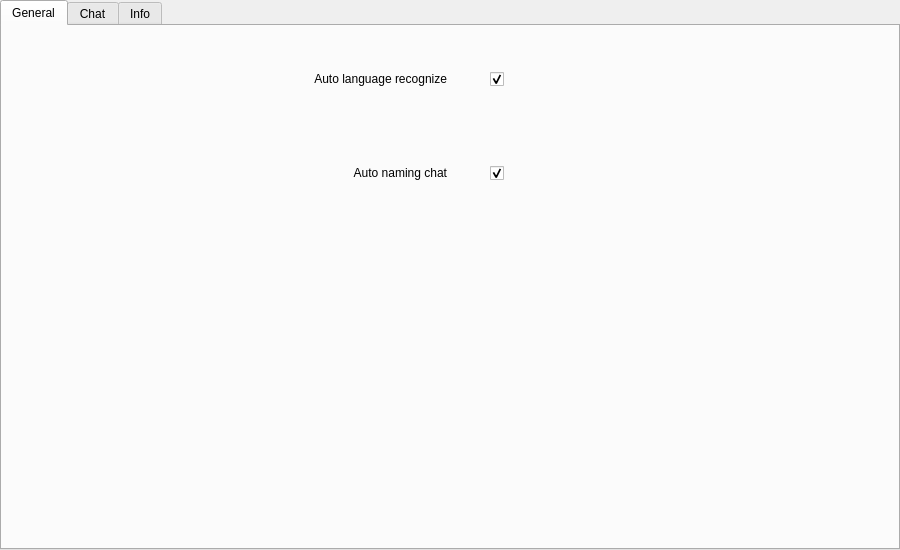
Before: the Qt Designer form src/ui/SettingsWidget.ui in KoromeloDev/MindMate, drawn with Qt 5.
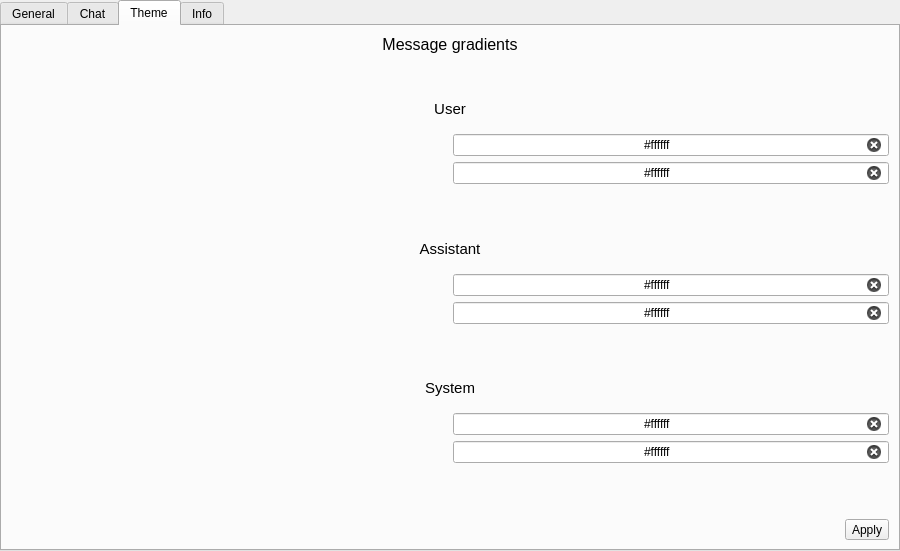
After: the same form once the commit is applied. The open tabs and pages were chosen to show the change. Icons and pictures are not drawn.

Commit message: Bugs fix and add theme customize feature P.S. I know the code looks so-so, I'm too lazy to write a normal one :)

Diff of the .ui file:
```diff
--- a/src/ui/SettingsWidget.ui
+++ b/src/ui/SettingsWidget.ui
@@ -10,7 +10,7 @@
     <x>0</x>
     <y>0</y>
     <width>900</width>
-    <height>550</height>
+    <height>551</height>
    </rect>
   </property>
   <property name="windowTitle">
@@ -59,6 +59,12 @@
         <layout class="QHBoxLayout" name="horizontalLayout_4">
          <item>
           <widget class="QLabel" name="autoNamingChatLabel">
+           <property name="sizePolicy">
+            <sizepolicy hsizetype="Expanding" vsizetype="Preferred">
+             <horstretch>0</horstretch>
+             <verstretch>0</verstretch>
+            </sizepolicy>
+           </property>
            <property name="text">
             <string>Auto naming chat</string>
            </property>
@@ -70,7 +76,7 @@
          <item>
           <widget class="QCheckBox" name="autoNamingChat">
            <property name="sizePolicy">
-            <sizepolicy hsizetype="Minimum" vsizetype="Fixed">
+            <sizepolicy hsizetype="Maximum" vsizetype="Fixed">
              <horstretch>0</horstretch>
              <verstretch>0</verstretch>
             </sizepolicy>
@@ -95,12 +101,31 @@
            </property>
           </widget>
          </item>
+         <item>
+          <spacer name="horizontalSpacer_3">
+           <property name="orientation">
+            <enum>Qt::Orientation::Horizontal</enum>
+           </property>
+           <property name="sizeHint" stdset="0">
+            <size>
+             <width>40</width>
+             <height>20</height>
+            </size>
+           </property>
+          </spacer>
+         </item>
         </layout>
        </item>
        <item row="0" column="0">
         <layout class="QHBoxLayout" name="horizontalLayout_3">
          <item>
           <widget class="QLabel" name="langRecognizeLabel">
+           <property name="sizePolicy">
+            <sizepolicy hsizetype="Expanding" vsizetype="Preferred">
+             <horstretch>0</horstretch>
+             <verstretch>0</verstretch>
+            </sizepolicy>
+           </property>
            <property name="text">
             <string>Auto language recognize</string>
            </property>
@@ -112,7 +137,7 @@
          <item>
           <widget class="QCheckBox" name="langRecognize">
            <property name="sizePolicy">
-            <sizepolicy hsizetype="Minimum" vsizetype="Fixed">
+            <sizepolicy hsizetype="Maximum" vsizetype="Fixed">
              <horstretch>0</horstretch>
              <verstretch>0</verstretch>
             </sizepolicy>
@@ -137,6 +162,19 @@
            </property>
           </widget>
          </item>
+         <item>
+          <spacer name="horizontalSpacer_4">
+           <property name="orientation">
+            <enum>Qt::Orientation::Horizontal</enum>
+           </property>
+           <property name="sizeHint" stdset="0">
+            <size>
+             <width>40</width>
+             <height>20</height>
+            </size>
+           </property>
+          </spacer>
+         </item>
         </layout>
        </item>
       </layout>
@@ -193,6 +231,540 @@
        </item>
       </layout>
      </widget>
+     <widget class="QWidget" name="tab">
+      <attribute name="title">
+       <string>Theme</string>
+      </attribute>
+      <layout class="QVBoxLayout" name="verticalLayout_6">
+       <item>
+        <widget class="QLabel" name="label_3">
+         <property name="font">
+          <font>
+           <pointsize>12</pointsize>
+           <italic>false</italic>
+          </font>
+         </property>
+         <property name="text">
+          <string>Message gradients</string>
+         </property>
+         <property name="alignment">
+          <set>Qt::AlignmentFlag::AlignCenter</set>
+         </property>
+        </widget>
+       </item>
+       <item>
+        <spacer name="verticalSpacer_8">
+         <property name="orientation">
+          <enum>Qt::Orientation::Vertical</enum>
+         </property>
+         <property name="sizeType">
+          <enum>QSizePolicy::Policy::Fixed</enum>
+         </property>
+         <property name="sizeHint" stdset="0">
+          <size>
+           <width>20</width>
+           <height>40</height>
+          </size>
+         </property>
+        </spacer>
+       </item>
+       <item>
+        <layout class="QVBoxLayout" name="verticalLayout_3">
+         <item>
+          <widget class="QLabel" name="label_4">
+           <property name="sizePolicy">
+            <sizepolicy hsizetype="Expanding" vsizetype="Maximum">
+             <horstretch>0</horstretch>
+             <verstretch>0</verstretch>
+            </sizepolicy>
+           </property>
+           <property name="font">
+            <font>
+             <pointsize>11</pointsize>
+            </font>
+           </property>
+           <property name="text">
+            <string>User</string>
+           </property>
+           <property name="alignment">
+            <set>Qt::AlignmentFlag::AlignCenter</set>
+           </property>
+          </widget>
+         </item>
+         <item>
+          <spacer name="verticalSpacer_6">
+           <property name="orientation">
+            <enum>Qt::Orientation::Vertical</enum>
+           </property>
+           <property name="sizeType">
+            <enum>QSizePolicy::Policy::Fixed</enum>
+           </property>
+           <property name="sizeHint" stdset="0">
+            <size>
+             <width>20</width>
+             <height>10</height>
+            </size>
+           </property>
+          </spacer>
+         </item>
+         <item>
+          <layout class="QHBoxLayout" name="horizontalLayout">
+           <item>
+            <widget class="QLabel" name="uColor1">
+             <property name="sizePolicy">
+              <sizepolicy hsizetype="Minimum" vsizetype="Minimum">
+               <horstretch>0</horstretch>
+               <verstretch>0</verstretch>
+              </sizepolicy>
+             </property>
+             <property name="text">
+              <string notr="true"/>
+             </property>
+             <property name="textFormat">
+              <enum>Qt::TextFormat::PlainText</enum>
+             </property>
+             <property name="alignment">
+              <set>Qt::AlignmentFlag::AlignCenter</set>
+             </property>
+            </widget>
+           </item>
+           <item>
+            <widget class="QLineEdit" name="uColorEdit1">
+             <property name="sizePolicy">
+              <sizepolicy hsizetype="Minimum" vsizetype="Fixed">
+               <horstretch>0</horstretch>
+               <verstretch>0</verstretch>
+              </sizepolicy>
+             </property>
+             <property name="toolTip">
+              <string>Supports values in HEX format - #123456</string>
+             </property>
+             <property name="text">
+              <string notr="true">#ffffff</string>
+             </property>
+             <property name="maxLength">
+              <number>7</number>
+             </property>
+             <property name="frame">
+              <bool>true</bool>
+             </property>
+             <property name="alignment">
+              <set>Qt::AlignmentFlag::AlignCenter</set>
+             </property>
+             <property name="clearButtonEnabled">
+              <bool>true</bool>
+             </property>
+            </widget>
+           </item>
+          </layout>
+         </item>
+         <item>
+          <layout class="QHBoxLayout" name="horizontalLayout_2">
+           <item>
+            <widget class="QLabel" name="uColor2">
+             <property name="sizePolicy">
+              <sizepolicy hsizetype="Minimum" vsizetype="Minimum">
+               <horstretch>0</horstretch>
+               <verstretch>0</verstretch>
+              </sizepolicy>
+             </property>
+             <property name="text">
+              <string/>
+             </property>
+             <property name="textFormat">
+              <enum>Qt::TextFormat::PlainText</enum>
+             </property>
+             <property name="alignment">
+              <set>Qt::AlignmentFlag::AlignCenter</set>
+             </property>
+            </widget>
+           </item>
+           <item>
+            <widget class="QLineEdit" name="uColorEdit2">
+             <property name="sizePolicy">
+              <sizepolicy hsizetype="Minimum" vsizetype="Fixed">
+               <horstretch>0</horstretch>
+               <verstretch>0</verstretch>
+              </sizepolicy>
+             </property>
+             <property name="toolTip">
+              <string>Supports values in HEX format - #123456</string>
+             </property>
+             <property name="text">
+              <string notr="true">#ffffff</string>
+             </property>
+             <property name="maxLength">
+              <number>7</number>
+             </property>
+             <property name="frame">
+              <bool>true</bool>
+             </property>
+             <property name="alignment">
+              <set>Qt::AlignmentFlag::AlignCenter</set>
+             </property>
+             <property name="clearButtonEnabled">
+              <bool>true</bool>
+             </property>
+            </widget>
+           </item>
+          </layout>
+         </item>
+        </layout>
+       </item>
+       <item>
+        <spacer name="verticalSpacer_11">
+         <property name="orientation">
+          <enum>Qt::Orientation::Vertical</enum>
+         </property>
+         <property name="sizeHint" stdset="0">
+          <size>
+           <width>20</width>
+           <height>40</height>
+          </size>
+         </property>
+        </spacer>
+       </item>
+       <item>
+        <layout class="QVBoxLayout" name="verticalLayout_4">
+         <item>
+          <widget class="QLabel" name="label_5">
+           <property name="sizePolicy">
+            <sizepolicy hsizetype="Expanding" vsizetype="Maximum">
+             <horstretch>0</horstretch>
+             <verstretch>0</verstretch>
+            </sizepolicy>
+           </property>
+           <property name="font">
+            <font>
+             <pointsize>11</pointsize>
+            </font>
+           </property>
+           <property name="text">
+            <string>Assistant</string>
+           </property>
+           <property name="alignment">
+            <set>Qt::AlignmentFlag::AlignCenter</set>
+           </property>
+          </widget>
+         </item>
+         <item>
+          <spacer name="verticalSpacer_9">
+           <property name="orientation">
+            <enum>Qt::Orientation::Vertical</enum>
+           </property>
+           <property name="sizeType">
+            <enum>QSizePolicy::Policy::Fixed</enum>
+           </property>
+           <property name="sizeHint" stdset="0">
+            <size>
+             <width>20</width>
+             <height>10</height>
+            </size>
+           </property>
+          </spacer>
+         </item>
+         <item>
+          <layout class="QHBoxLayout" name="horizontalLayout_6">
+           <item>
+            <widget class="QLabel" name="aColor1">
+             <property name="sizePolicy">
+              <sizepolicy hsizetype="Minimum" vsizetype="Minimum">
+               <horstretch>0</horstretch>
+               <verstretch>0</verstretch>
+              </sizepolicy>
+             </property>
+             <property name="text">
+              <string notr="true"/>
+             </property>
+             <property name="textFormat">
+              <enum>Qt::TextFormat::PlainText</enum>
+             </property>
+             <property name="alignment">
+              <set>Qt::AlignmentFlag::AlignCenter</set>
+             </property>
+            </widget>
+           </item>
+           <item>
+            <widget class="QLineEdit" name="aColorEdit1">
+             <property name="sizePolicy">
+              <sizepolicy hsizetype="Minimum" vsizetype="Fixed">
+               <horstretch>0</horstretch>
+               <verstretch>0</verstretch>
+              </sizepolicy>
+             </property>
+             <property name="toolTip">
+              <string>Supports values in HEX format - #123456</string>
+             </property>
+             <property name="text">
+              <string notr="true">#ffffff</string>
+             </property>
+             <property name="maxLength">
+              <number>7</number>
+             </property>
+             <property name="frame">
+              <bool>true</bool>
+             </property>
+             <property name="alignment">
+              <set>Qt::AlignmentFlag::AlignCenter</set>
+             </property>
+             <property name="clearButtonEnabled">
+              <bool>true</bool>
+             </property>
+            </widget>
+           </item>
+          </layout>
+         </item>
+         <item>
+          <layout class="QHBoxLayout" name="horizontalLayout_7">
+           <item>
+            <widget class="QLabel" name="aColor2">
+             <property name="sizePolicy">
+              <sizepolicy hsizetype="Minimum" vsizetype="Minimum">
+               <horstretch>0</horstretch>
+               <verstretch>0</verstretch>
+              </sizepolicy>
+             </property>
+             <property name="text">
+              <string/>
+             </property>
+             <property name="textFormat">
+              <enum>Qt::TextFormat::PlainText</enum>
+             </property>
+             <property name="alignment">
+              <set>Qt::AlignmentFlag::AlignCenter</set>
+             </property>
+            </widget>
+           </item>
+           <item>
+            <widget class="QLineEdit" name="aColorEdit2">
+             <property name="sizePolicy">
+              <sizepolicy hsizetype="Minimum" vsizetype="Fixed">
+               <horstretch>0</horstretch>
+               <verstretch>0</verstretch>
+              </sizepolicy>
+             </property>
+             <property name="toolTip">
+              <string>Supports values in HEX format - #123456</string>
+             </property>
+             <property name="text">
+              <string notr="true">#ffffff</string>
+             </property>
+             <property name="maxLength">
+              <number>7</number>
+             </property>
+             <property name="frame">
+              <bool>true</bool>
+             </property>
+             <property name="alignment">
+              <set>Qt::AlignmentFlag::AlignCenter</set>
+             </property>
+             <property name="clearButtonEnabled">
+              <bool>true</bool>
+             </property>
+            </widget>
+           </item>
+          </layout>
+         </item>
+        </layout>
+       </item>
+       <item>
+        <spacer name="verticalSpacer_12">
+         <property name="orientation">
+          <enum>Qt::Orientation::Vertical</enum>
+         </property>
+         <property name="sizeHint" stdset="0">
+          <size>
+           <width>20</width>
+           <height>40</height>
+          </size>
+         </property>
+        </spacer>
+       </item>
+       <item>
+        <layout class="QVBoxLayout" name="verticalLayout_5">
+         <item>
+          <widget class="QLabel" name="label_6">
+           <property name="sizePolicy">
+            <sizepolicy hsizetype="Expanding" vsizetype="Maximum">
+             <horstretch>0</horstretch>
+             <verstretch>0</verstretch>
+            </sizepolicy>
+           </property>
+           <property name="font">
+            <font>
+             <pointsize>11</pointsize>
+            </font>
+           </property>
+           <property name="text">
+            <string>System</string>
+           </property>
+           <property name="alignment">
+            <set>Qt::AlignmentFlag::AlignCenter</set>
+           </property>
+          </widget>
+         </item>
+         <item>
+          <spacer name="verticalSpacer_10">
+           <property name="orientation">
+            <enum>Qt::Orientation::Vertical</enum>
+           </property>
+           <property name="sizeType">
+            <enum>QSizePolicy::Policy::Fixed</enum>
+           </property>
+           <property name="sizeHint" stdset="0">
+            <size>
+             <width>20</width>
+             <height>10</height>
+            </size>
+           </property>
+          </spacer>
+         </item>
+         <item>
+          <layout class="QHBoxLayout" name="horizontalLayout_8">
+           <item>
+            <widget class="QLabel" name="sColor1">
+             <property name="sizePolicy">
+              <sizepolicy hsizetype="Minimum" vsizetype="Minimum">
+               <horstretch>0</horstretch>
+               <verstretch>0</verstretch>
+              </sizepolicy>
+             </property>
+             <property name="text">
+              <string notr="true"/>
+             </property>
+             <property name="textFormat">
+              <enum>Qt::TextFormat::PlainText</enum>
+             </property>
+             <property name="alignment">
+              <set>Qt::AlignmentFlag::AlignCenter</set>
+             </property>
+            </widget>
+           </item>
+           <item>
+            <widget class="QLineEdit" name="sColorEdit1">
+             <property name="sizePolicy">
+              <sizepolicy hsizetype="Minimum" vsizetype="Fixed">
+               <horstretch>0</horstretch>
+               <verstretch>0</verstretch>
+              </sizepolicy>
+             </property>
+             <property name="toolTip">
+              <string>Supports values in HEX format - #123456</string>
+             </property>
+             <property name="text">
+              <string notr="true">#ffffff</string>
+             </property>
+             <property name="maxLength">
+              <number>7</number>
+             </property>
+             <property name="frame">
+              <bool>true</bool>
+             </property>
+             <property name="alignment">
+              <set>Qt::AlignmentFlag::AlignCenter</set>
+             </property>
+             <property name="clearButtonEnabled">
+              <bool>true</bool>
+             </property>
+            </widget>
+           </item>
+          </layout>
+         </item>
+         <item>
+          <layout class="QHBoxLayout" name="horizontalLayout_9">
+           <item>
+            <widget class="QLabel" name="sColor2">
+             <property name="sizePolicy">
+              <sizepolicy hsizetype="Minimum" vsizetype="Minimum">
+               <horstretch>0</horstretch>
+               <verstretch>0</verstretch>
+              </sizepolicy>
+             </property>
+             <property name="text">
+              <string/>
+             </property>
+             <property name="textFormat">
+              <enum>Qt::TextFormat::PlainText</enum>
+             </property>
+             <property name="alignment">
+              <set>Qt::AlignmentFlag::AlignCenter</set>
+             </property>
+            </widget>
+           </item>
+           <item>
+            <widget class="QLineEdit" name="sColorEdit2">
+             <property name="sizePolicy">
+              <sizepolicy hsizetype="Minimum" vsizetype="Fixed">
+               <horstretch>0</horstretch>
+               <verstretch>0</verstretch>
+              </sizepolicy>
+             </property>
+             <property name="toolTip">
+              <string>Supports values in HEX format - #123456</string>
+             </property>
+             <property name="text">
+              <string notr="true">#ffffff</string>
+             </property>
+             <property name="maxLength">
+              <number>7</number>
+             </property>
+             <property name="frame">
+              <bool>true</bool>
+             </property>
+             <property name="alignment">
+              <set>Qt::AlignmentFlag::AlignCenter</set>
+             </property>
+             <property name="clearButtonEnabled">
+              <bool>true</bool>
+             </property>
+            </widget>
+           </item>
+          </layout>
+         </item>
+        </layout>
+       </item>
+       <item>
+        <spacer name="verticalSpacer_7">
+         <property name="orientation">
+          <enum>Qt::Orientation::Vertical</enum>
+         </property>
+         <property name="sizeHint" stdset="0">
+          <size>
+           <width>20</width>
+           <height>40</height>
+          </size>
+         </property>
+        </spacer>
+       </item>
+       <item>
+        <layout class="QHBoxLayout" name="horizontalLayout_5">
+         <item>
+          <spacer name="horizontalSpacer_5">
+           <property name="orientation">
+            <enum>Qt::Orientation::Horizontal</enum>
+           </property>
+           <property name="sizeHint" stdset="0">
+            <size>
+             <width>40</width>
+             <height>20</height>
+            </size>
+           </property>
+          </spacer>
+         </item>
+         <item>
+          <widget class="QToolButton" name="applyThemeButton">
+           <property name="text">
+            <string>Apply</string>
+           </property>
+           <property name="autoRaise">
+            <bool>false</bool>
+           </property>
+          </widget>
+         </item>
+        </layout>
+       </item>
+      </layout>
+     </widget>
      <widget class="QWidget" name="info">
       <attribute name="title">
        <string>Info</string>
```
Left out of the diff: 42 changed lines with no effect on the pictures. The commit also changes 10 other files.
